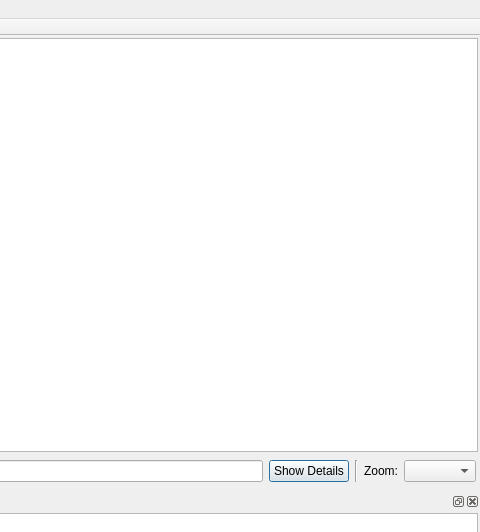
djwong/filemapper, file filemapper.ui: the form before one commit; both pictures show x 549 to 1029 and y 0 to 532 of the 1029 by 729 pixel window.
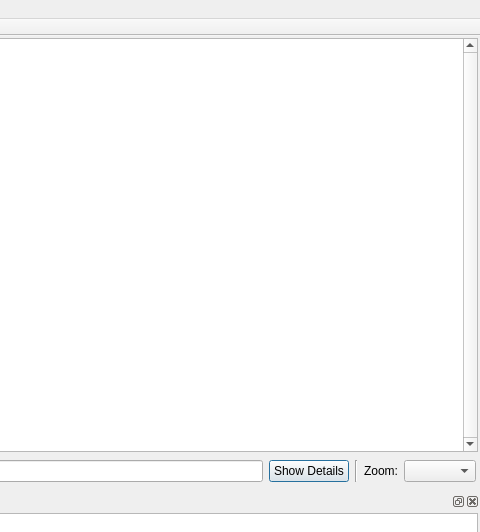
The form after the commit.

Commit message: Scale the overview length so that it'll fit (approximately) in the textedit.

What changed in the file:
```diff
--- a/filemapper.ui
+++ b/filemapper.ui
@@ -53,6 +53,9 @@
       <property name="acceptDrops">
        <bool>false</bool>
       </property>
+      <property name="verticalScrollBarPolicy">
+       <enum>Qt::ScrollBarAlwaysOn</enum>
+      </property>
       <property name="readOnly">
        <bool>true</bool>
       </property>
```
The commit also changes 2 other files.
